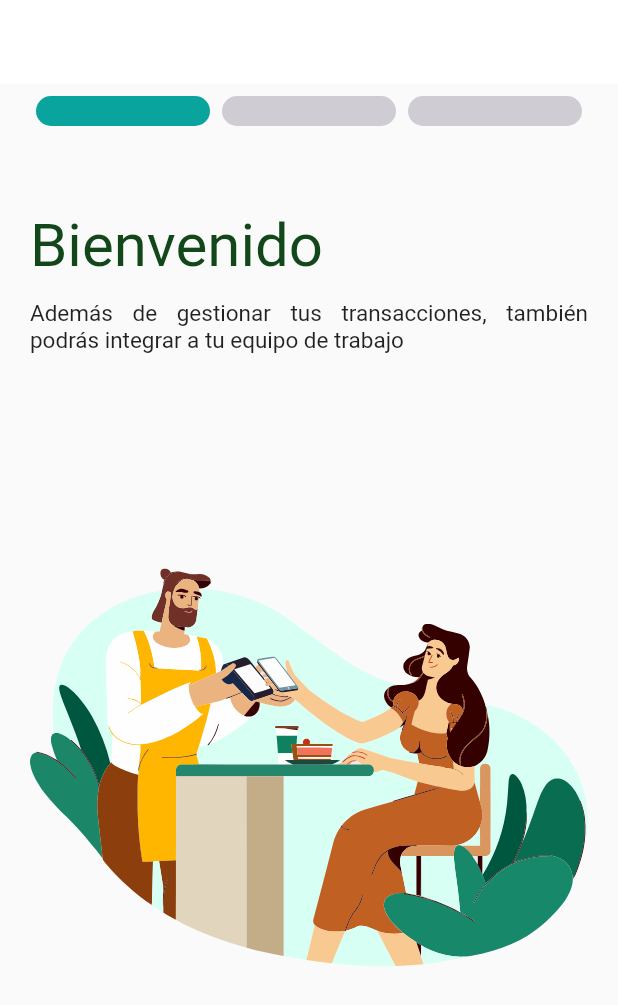
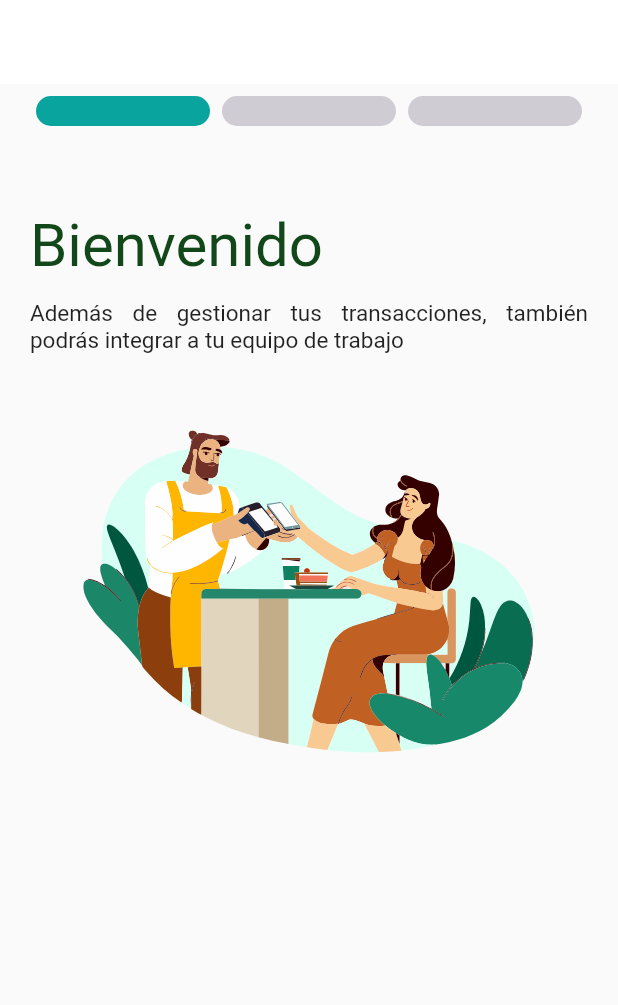
Before and after one commit to DavidEMV1622/credibanco_HU_One, a Flutter app: the screen it shows after launch, on a phone screen of 412 x 824 dp. Shown: the top 1005 px of the screen. Run offline on Flutter 3.47's test engine with Material 2 defaults, Android fonts, the phone set to English and light mode, and no system bars; our stand-ins replace flutter_svg.

Commit message:
se arreglan bugs de tamaño

```diff
--- a/lib/presentation/screens/homeRepreLegalPrimera.dart
+++ b/lib/presentation/screens/homeRepreLegalPrimera.dart
@@ -6,13 +6,15 @@ class pageRLPV extends StatefulWidget {
   final String textParrafo;
   final String? subTitle;
   final String? directionImage;
+  final double widthImage;
 
   const pageRLPV(
       {super.key,
       required this.title,
       required this.textParrafo,
       this.subTitle,
-      this.directionImage});
+      this.directionImage,
+      required this.widthImage});
 
   @override
   State<pageRLPV> createState() => _pageRLPVState();
@@ -80,8 +82,7 @@ class _pageRLPVState extends State<pageRLPV> {
                     child: Expanded(
                       child: SvgPicture.asset(
                         widget.directionImage!,
-                        height: 450,
-                        width: 2100,
+                        width: widget.widthImage,
                         //fit: BoxFit.fitHeight,
                       ),
                     ),
--- a/lib/presentation/screens/welcome.dart
+++ b/lib/presentation/screens/welcome.dart
@@ -48,6 +48,7 @@ class _WelcomeViewState extends State<WelcomeView> {
                     textParrafo:
                         "Además de gestionar tus transacciones, también podrás integrar a tu equipo de trabajo",
                     directionImage: "assets/slideUnoRepresentanteLegal.svg",
+                    widthImage: 301,
                   )),
                   //------------------Conteiner #2-----------------
                   Container(
@@ -57,6 +58,7 @@ class _WelcomeViewState extends State<WelcomeView> {
                         "Podrás realizar la administración de usuarios siempre que lo desees desde la opción de: ",
                     subTitle: "Más- Adminitración de usuarios",
                     directionImage: "assets/imagetwo.svg",
+                    widthImage: 180,
                   )),
                   //-------------------Contein-----------------------
                   Container(
@@ -65,6 +67,7 @@ class _WelcomeViewState extends State<WelcomeView> {
                     textParrafo:
                         "Podrás crear usuarios, activarlos, inactivarlos y editarlos",
                     directionImage: "assets/imageThree.svg",
+                    widthImage: 334,
                   ))
                 ],
               ),
@@ -74,7 +77,7 @@ class _WelcomeViewState extends State<WelcomeView> {
       ),
       bottomNavigationBar: page == 2
           ? Padding(
-              padding: const EdgeInsets.fromLTRB(33, 0, 33, 30),
+              padding: const EdgeInsets.fromLTRB(0, 30, 0, 30),
               child: Row(
                   mainAxisAlignment: MainAxisAlignment.center,
                   crossAxisAlignment: CrossAxisAlignment.center,
@@ -83,7 +86,7 @@ class _WelcomeViewState extends State<WelcomeView> {
                       textButton: "Omitir",
                       colorBox: Color(0xFFFFFFFF),
                       border: Border.all(width: 2),
-                      whitMedid: 188,
+                      whitMedid: MediaQuery.of(context).size.width * 0.40,
                       onPressed: () => {},
                     ),
                     const SizedBox(
@@ -92,7 +95,7 @@ class _WelcomeViewState extends State<WelcomeView> {
                     BtnPrimaery(
                       textButton: "Continuar",
                       colorBox: Color(0xFFFFB600),
-                      whitMedid: 188,
+                      whitMedid: MediaQuery.of(context).size.width * 0.40,
                       onPressed: () {},
                     ),
                   ]),
```
